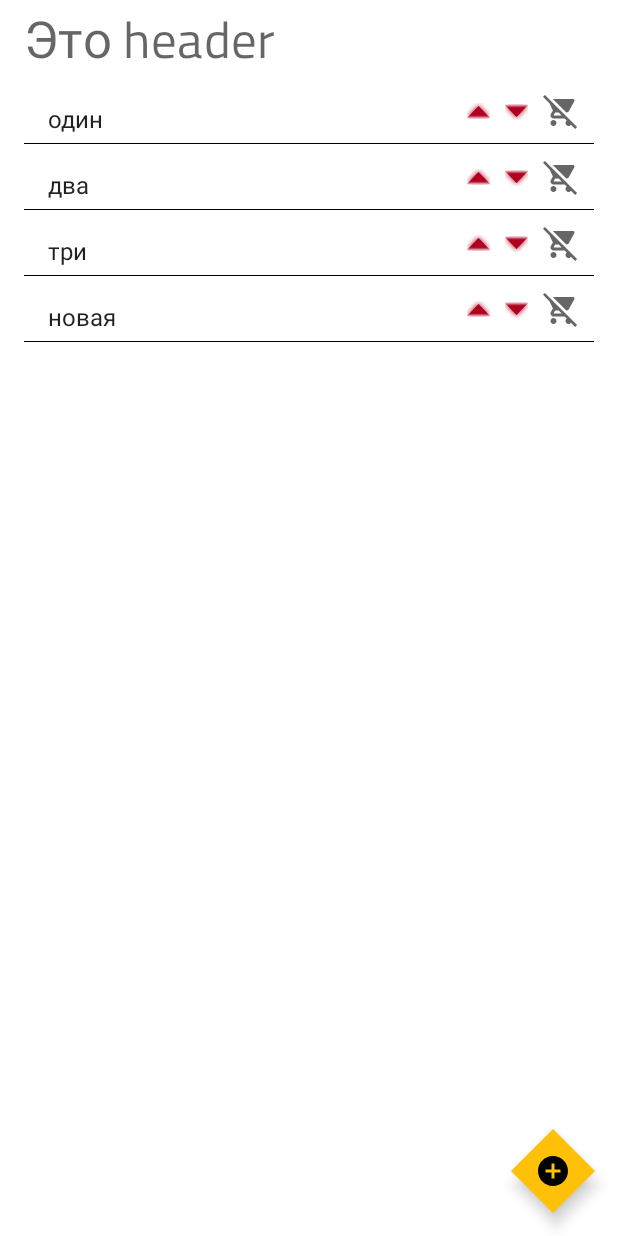
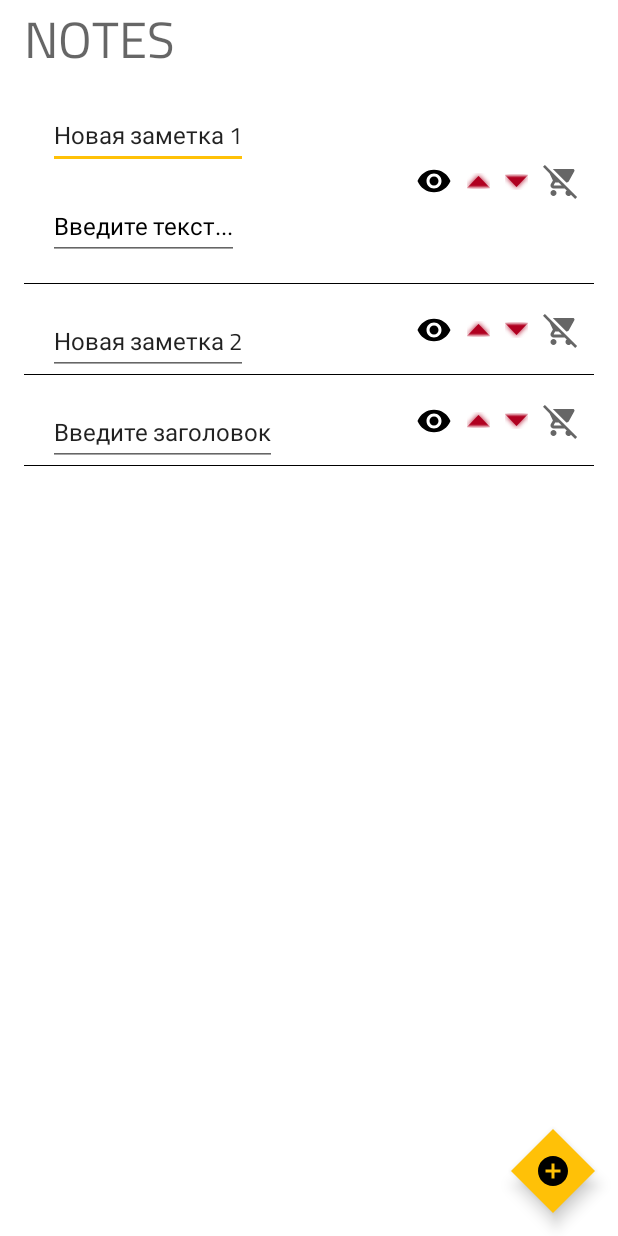
Before and after one commit to ChernovPavel/MaterialApp, an Android app: the fragment NotesFragment shown on its own in the app's theme, after a tap on an icon or button, on a phone screen of 412 x 824 dp. Run offline under Robolectric (Android 15) with nearby library versions, the phone set to English and light mode, and no system bars; 3 other taps on this screen came first.

Commit message:
реализовал редактирование заметок

```diff
--- a/app/src/main/java/com/chernovpavel/materialapp/ui/notes/NoteRecyclerViewAdapter.kt
+++ b/app/src/main/java/com/chernovpavel/materialapp/ui/notes/NoteRecyclerViewAdapter.kt
@@ -34,7 +34,7 @@
     }
 
     private fun generateItem() =
-        Pair(AdapterItem.NoteItem(Note("новая", "11 много текста много текста")), false)
+        Pair(AdapterItem.NoteItem(Note("Введите заголовок", "Описание...")), false)
 
 
     override fun getItemViewType(position: Int): Int = when (data[position].first) {
@@ -68,8 +68,8 @@
             is NoteViewHolder -> {
                 val item = data[position].first as AdapterItem.NoteItem
                 holder.title.text = item.note.title
-                holder.text.text = item.note.text
-                holder.text.visibility =
+                holder.description.text = item.note.text
+                holder.description.visibility =
                     if (data[position].second) View.VISIBLE else View.GONE
             }
 
@@ -86,7 +86,7 @@
         RecyclerView.ViewHolder(binding.root) {
 
         val title: TextView = binding.itemTitle
-        val text: TextView = binding.itemText
+        val description: TextView = binding.itemText
 
         init {
             itemView.setOnClickListener {
@@ -98,8 +98,8 @@
             binding.moveItemDown.setOnClickListener { moveDown() }
             binding.moveItemUp.setOnClickListener { moveUp() }
 
-            binding.itemTitle.setOnClickListener {
-                toggleText()
+            binding.expandItem.setOnClickListener {
+                toggleText(binding)
             }
 
             binding.removeItemImageView.setOnClickListener {
@@ -131,10 +131,14 @@
             notifyItemRemoved(layoutPosition)
         }
 
-        private fun toggleText() {
+        private fun toggleText(binding: FragmentNoteItemBinding) {
             data[layoutPosition] = data[layoutPosition].let {
                 it.first to !it.second
             }
+            val txt = binding.itemTitle.text
+            val desc = binding.itemText.text
+            data[layoutPosition] =
+                Pair(AdapterItem.NoteItem(Note("$txt", "$desc")), data[layoutPosition].second)
             notifyItemChanged(layoutPosition)
         }
     }
--- a/app/src/main/java/com/chernovpavel/materialapp/ui/notes/NotesFragment.kt
+++ b/app/src/main/java/com/chernovpavel/materialapp/ui/notes/NotesFragment.kt
@@ -4,7 +4,6 @@
 import android.view.LayoutInflater
 import android.view.View
 import android.view.ViewGroup
-import android.widget.Toast
 import androidx.fragment.app.Fragment
 import com.chernovpavel.materialapp.databinding.FragmentNotesListBinding
 
@@ -15,18 +14,13 @@
     private val binding get() = _binding!!
 
     private val adapter = NoteRecyclerViewAdapter {
-        Toast.makeText(
-            requireActivity(),
-            it.text,
-            Toast.LENGTH_SHORT
-        ).show()
+
     }.apply {
         setData(
             listOf(
-                Pair(AdapterItem.HeaderItem("Это header"), false),
-                Pair(AdapterItem.NoteItem(Note("один", "11 много текста много текста")), false),
-                Pair(AdapterItem.NoteItem(Note("два", "22 много текста много текста")), false),
-                Pair(AdapterItem.NoteItem(Note("три", "33 много текста много текста")), false)
+                Pair(AdapterItem.HeaderItem("NOTES"), false),
+                Pair(AdapterItem.NoteItem(Note("Новая заметка 1", "Введите текст...")), false),
+                Pair(AdapterItem.NoteItem(Note("Новая заметка 2", "Введите текст...")), false)
             )
         )
     }
--- /dev/null
+++ b/app/src/main/res/drawable/ic_baseline_remove_red_eye_24.xml
@@ -0,0 +1,10 @@
+<vector xmlns:android="http://schemas.android.com/apk/res/android"
+    android:width="24dp"
+    android:height="24dp"
+    android:tint="?attr/colorControlNormal"
+    android:viewportWidth="24"
+    android:viewportHeight="24">
+  <path
+      android:fillColor="@android:color/white"
+      android:pathData="M12,4.5C7,4.5 2.73,7.61 1,12c1.73,4.39 6,7.5 11,7.5s9.27,-3.11 11,-7.5c-1.73,-4.39 -6,-7.5 -11,-7.5zM12,17c-2.76,0 -5,-2.24 -5,-5s2.24,-5 5,-5 5,2.24 5,5 -2.24,5 -5,5zM12,9c-1.66,0 -3,1.34 -3,3s1.34,3 3,3 3,-1.34 3,-3 -1.34,-3 -3,-3z" />
+</vector>
--- a/app/src/main/res/layout/fragment_note_item.xml
+++ b/app/src/main/res/layout/fragment_note_item.xml
@@ -3,30 +3,42 @@
     xmlns:app="http://schemas.android.com/apk/res-auto"
     android:layout_width="match_parent"
     android:layout_height="wrap_content"
+    xmlns:tools="http://schemas.android.com/tools"
     android:orientation="horizontal">
 
-    <TextView
+    <androidx.appcompat.widget.AppCompatEditText
         android:id="@+id/item_title"
         android:layout_width="wrap_content"
         android:layout_height="wrap_content"
         android:layout_margin="@dimen/text_margin"
-        android:text="заметка 1"
+        tools:text="заметка 1"
         android:textAppearance="?attr/textAppearanceListItem"
         app:layout_constraintStart_toStartOf="parent"
         app:layout_constraintTop_toTopOf="parent" />
 
-    <TextView
+    <androidx.appcompat.widget.AppCompatEditText
         android:id="@+id/item_text"
         android:layout_width="wrap_content"
         android:layout_height="wrap_content"
         android:layout_margin="@dimen/text_margin"
-        android:text="тут текст описание заметки"
+        android:textColor="@color/black"
         android:textAppearance="?attr/textAppearanceListItem"
-        android:textColor="#000"
+        tools:text="тут текст описания заметки"
         android:visibility="gone"
         app:layout_constraintBottom_toBottomOf="parent"
         app:layout_constraintStart_toStartOf="parent"
         app:layout_constraintTop_toBottomOf="@id/item_title" />
+
+    <androidx.appcompat.widget.AppCompatImageView
+        android:id="@+id/expand_item"
+        android:layout_width="wrap_content"
+        android:layout_height="wrap_content"
+        android:layout_margin="10dp"
+        android:tint="@color/black"
+        app:layout_constraintBottom_toBottomOf="@+id/removeItemImageView"
+        app:layout_constraintEnd_toStartOf="@+id/moveItemUp"
+        app:layout_constraintTop_toTopOf="@id/removeItemImageView"
+        app:srcCompat="@drawable/ic_baseline_remove_red_eye_24" />
 
     <androidx.appcompat.widget.AppCompatImageView
         android:id="@+id/moveItemUp"
@@ -34,7 +46,6 @@
         android:layout_height="wrap_content"
         android:layout_margin="10dp"
         android:tint="@color/design_default_color_error"
-
         app:layout_constraintBottom_toBottomOf="@+id/moveItemDown"
         app:layout_constraintEnd_toStartOf="@+id/moveItemDown"
         app:layout_constraintTop_toTopOf="@+id/moveItemDown"
```
